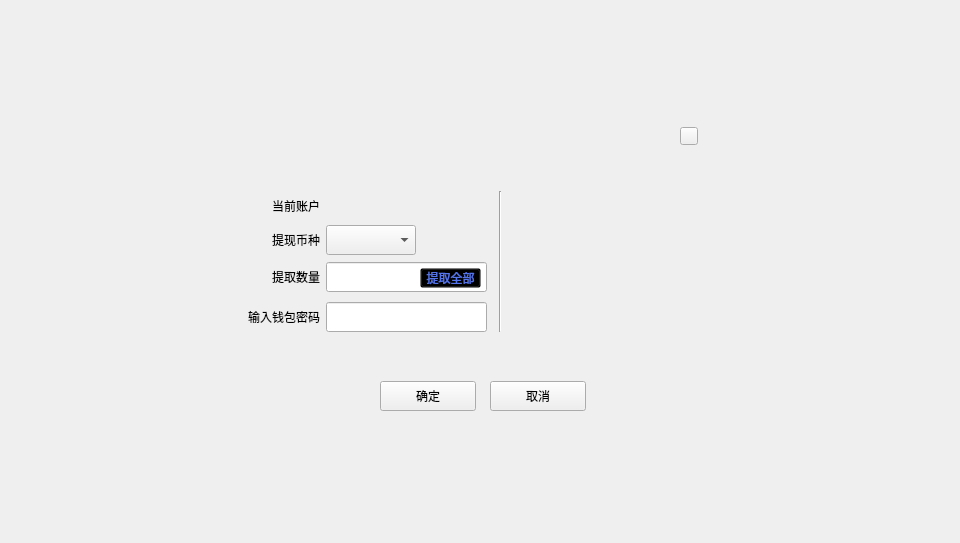
Above: LNKWallet/exchange/withdrawexchangecontractdialog.ui from HcashOrg/hx-indicator before the change. Below: the same form after it.
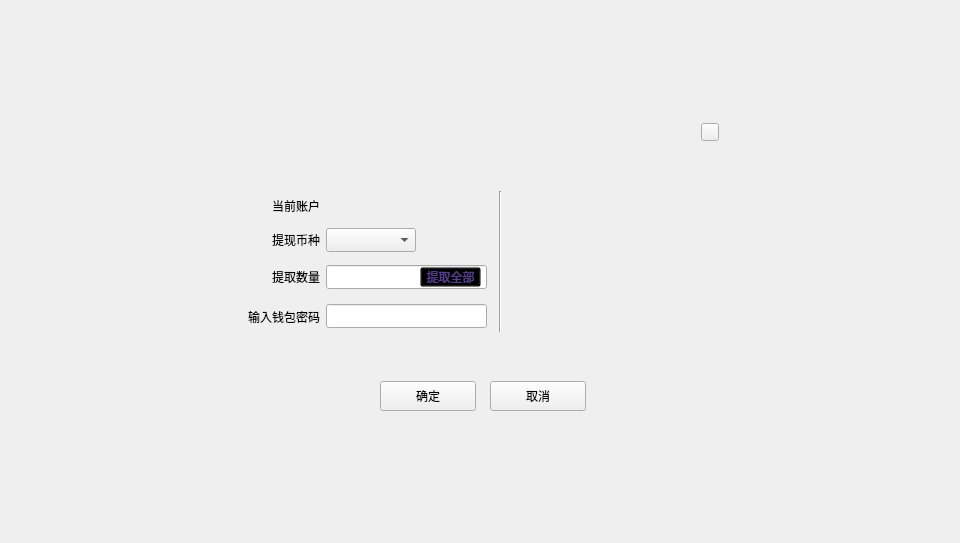
That is the form after the change.

Patch:
```diff
--- a/LNKWallet/exchange/withdrawexchangecontractdialog.ui
+++ b/LNKWallet/exchange/withdrawexchangecontractdialog.ui
@@ -97,9 +97,9 @@
      <property name="geometry">
       <rect>
        <x>96</x>
-       <y>151</y>
+       <y>154</y>
        <width>161</width>
-       <height>30</height>
+       <height>24</height>
       </rect>
      </property>
     </widget>
@@ -107,7 +107,7 @@
      <property name="geometry">
       <rect>
        <x>190</x>
-       <y>157</y>
+       <y>156</y>
        <width>61</width>
        <height>20</height>
       </rect>
@@ -117,7 +117,7 @@
      </property>
      <property name="styleSheet">
       <string notr="true">background:transparent;
-color: rgb(84, 116, 235);
+color: rgb(83,61,138);
 font: 11px &quot;微软雅黑&quot;;</string>
      </property>
      <property name="text">
@@ -147,9 +147,9 @@
      <property name="geometry">
       <rect>
        <x>96</x>
-       <y>191</y>
+       <y>193</y>
        <width>161</width>
-       <height>30</height>
+       <height>24</height>
       </rect>
      </property>
      <property name="echoMode">
@@ -198,9 +198,9 @@
      <property name="geometry">
       <rect>
        <x>96</x>
-       <y>114</y>
+       <y>117</y>
        <width>90</width>
-       <height>30</height>
+       <height>24</height>
       </rect>
      </property>
      <property name="font">
@@ -221,9 +221,9 @@
      <property name="geometry">
       <rect>
        <x>96</x>
-       <y>80</y>
+       <y>83</y>
        <width>120</width>
-       <height>30</height>
+       <height>24</height>
       </rect>
      </property>
      <property name="text">
@@ -246,8 +246,8 @@
     <widget class="QToolButton" name="closeBtn">
      <property name="geometry">
       <rect>
-       <x>450</x>
-       <y>16</y>
+       <x>471</x>
+       <y>12</y>
        <width>18</width>
        <height>18</height>
       </rect>
```
